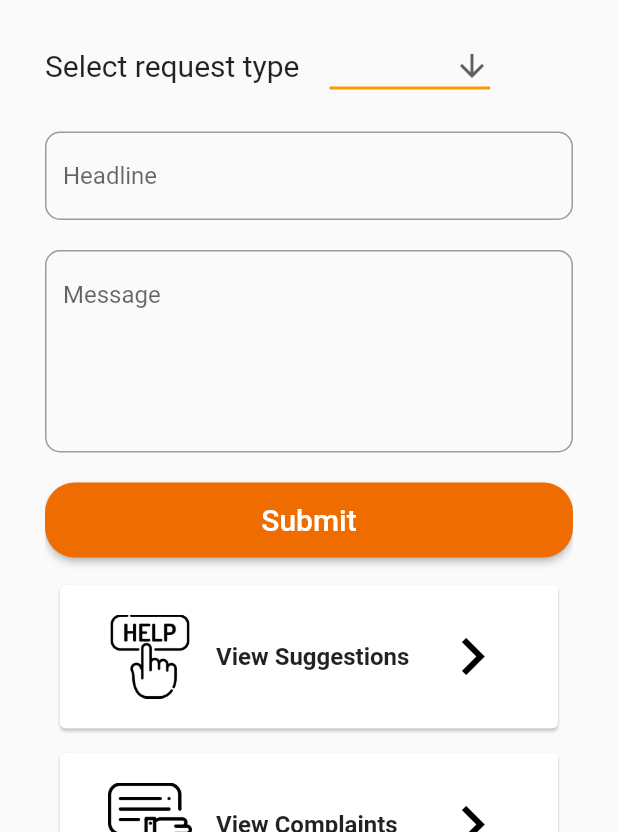
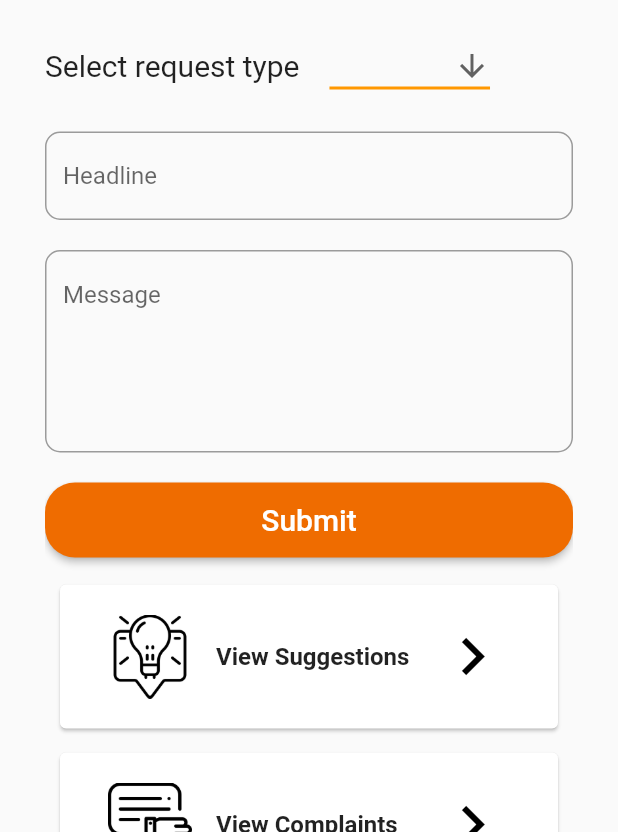
Before and after one commit to Chathura-Rathnayake/SoteriaX-mobile, a Flutter app: the helpRequest screen opened directly, on a phone screen of 412 x 824 dp, the part 404-1236 px from its top. Run offline on Flutter 3.47's test engine with Material 2 defaults, Android fonts, the phone set to English and light mode, and no system bars; our stand-ins replace cloud_firestore, firebase_auth, firebase_core, flutter_spinkit, shared_preferences, stop_watch_timer and 1 more; missing offline and left inert: flutter_webrtc, sdp_transform; accounts and stored records are empty.

Commit message:
bug fixed help requests list

```diff
--- a/lib/screens/home/help_request.dart
+++ b/lib/screens/home/help_request.dart
@@ -151,9 +151,9 @@ class _helpRequestState extends State<helpRequest> {
                   ),
                 ),
                 SizedBox(height: 5,),
-                NavigationButton(title: "View Suggestions", image: "Help Request", onPressedFunFlag: 4),
+                NavigationButton(title: "View Suggestions", image: "Suggestion", onPressedFunFlag: 4),
                 NavigationButton(title: "View Complaints", image: "Complaint", onPressedFunFlag: 5),
-                NavigationButton(title: "View Help Requests", image: "Suggestion", onPressedFunFlag: 6),
+                NavigationButton(title: "View Help Requests", image: "Help Request", onPressedFunFlag: 6),
               ]),
             ),
           ),
--- a/lib/screens/home/view_suggestions.dart
+++ b/lib/screens/home/view_suggestions.dart
@@ -23,7 +23,7 @@ class _ViewSuggestionsState extends State<ViewSuggestions> {
     return Scaffold(
       appBar: AppBar(
         backgroundColor: Colors.orange[800],
-        title: Text("All Help Requests"),
+        title: Text("All Suggestions"),
       ),
       body: Container(
         child: ViewSuggestionsList(),
```
